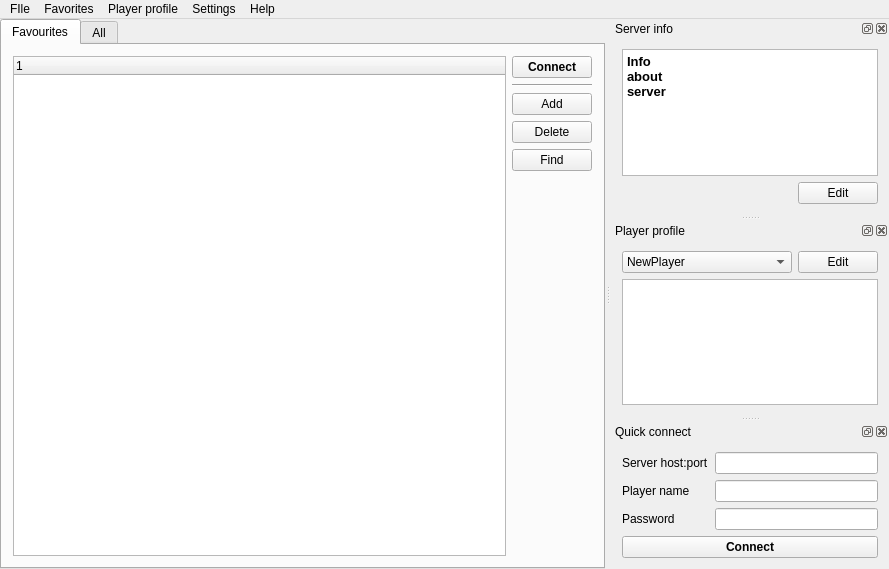
The window that src/mainwindow.ui (navrocky/urtconnector) describes before a commit, drawn with Qt 5.
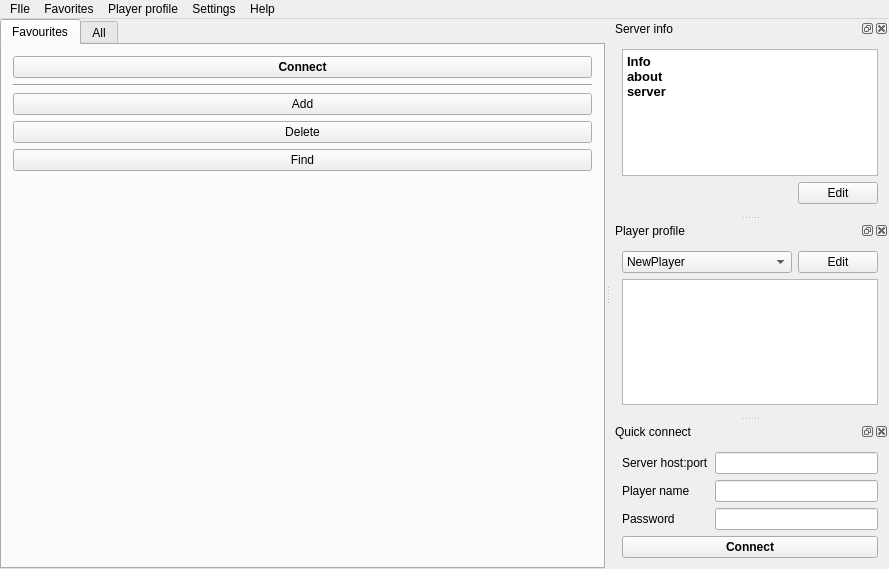
The same window after the commit. The open tabs and pages were chosen to show the change. Icons and pictures are not drawn.

What changed in the file:
```diff
--- a/src/mainwindow.ui
+++ b/src/mainwindow.ui
@@ -28,15 +28,6 @@
         <string>Favourites</string>
        </attribute>
        <layout class="QHBoxLayout" name="horizontalLayout_2">
-        <item>
-         <widget class="QTreeWidget" name="favTree">
-          <column>
-           <property name="text">
-            <string>1</string>
-           </property>
-          </column>
-         </widget>
-        </item>
         <item>
          <layout class="QVBoxLayout" name="verticalLayout_5">
           <item>
```
Left out of the diff: 4 changed lines with no effect on the pictures.
